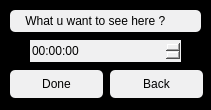
readytow0rk/timer-weather, file QT templates/timerWindow.ui: the form before one commit.
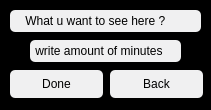
The form after the commit.

What changed in the file:
```diff
--- a/QT templates/timerWindow.ui
+++ b/QT templates/timerWindow.ui
@@ -18,22 +18,6 @@
 background-color:black;
 }</string>
   </property>
-  <widget class="QTimeEdit" name="timeEdit">
-   <property name="geometry">
-    <rect>
-     <x>30</x>
-     <y>40</y>
-     <width>151</width>
-     <height>22</height>
-    </rect>
-   </property>
-   <property name="styleSheet">
-    <string notr="true">QTimeEdit {
-border-radius:25px;
-background-color:rgb(240, 240, 241)
-}</string>
-   </property>
-  </widget>
   <widget class="QPushButton" name="pushButton">
    <property name="geometry">
     <rect>
@@ -101,6 +85,25 @@
     <string>    What u want to see here ?</string>
    </property>
   </widget>
+  <widget class="QLineEdit" name="lineEdit_2">
+   <property name="geometry">
+    <rect>
+     <x>30</x>
+     <y>40</y>
+     <width>151</width>
+     <height>22</height>
+    </rect>
+   </property>
+   <property name="styleSheet">
+    <string notr="true">QLineEdit {
+border-radius:5px;
+background-color:rgb(240, 240, 241)
+}</string>
+   </property>
+   <property name="text">
+    <string> write amount of minutes</string>
+   </property>
+  </widget>
  </widget>
  <resources/>
  <connections/>
```
